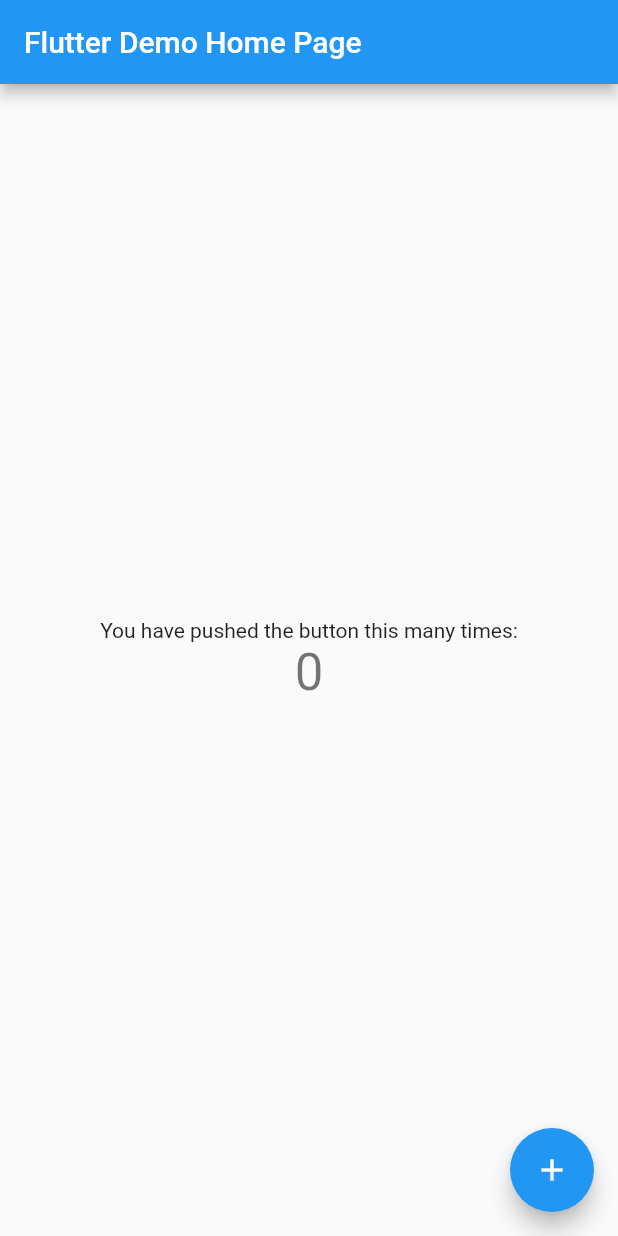
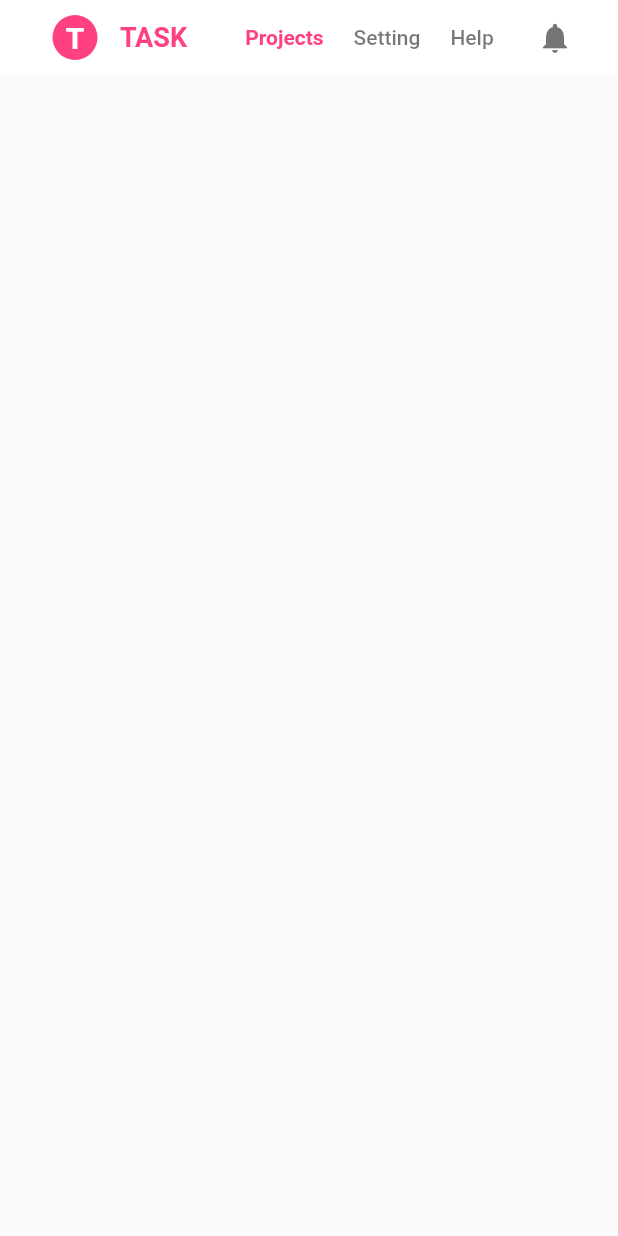
Before and after one commit to Aniketkhote/task-management-flutter, a Flutter app: the screen it shows after launch, on a phone screen of 412 x 824 dp. Run offline on Flutter 3.47's test engine with Material 2 defaults, Android fonts, the phone set to English and light mode, and no system bars.

Commit message:
added navigation

```diff
--- /dev/null
+++ b/lib/constant.dart
@@ -0,0 +1,4 @@
+import 'package:flutter/material.dart';
+
+Color kPink = Colors.pinkAccent;
+Color kGrey = Colors.black54;
--- /dev/null
+++ b/lib/homepage.dart
@@ -0,0 +1,21 @@
+import 'package:flutter/material.dart';
+
+import 'src/components/body.dart';
+import 'src/components/sidebar.dart';
+
+class HomePage extends StatelessWidget {
+  @override
+  Widget build(BuildContext context) {
+    return Scaffold(
+      body: Container(
+        width: MediaQuery.of(context).size.width,
+        child: Column(
+          children: [
+            Sidebar(),
+            Body(),
+          ],
+        ),
+      ),
+    );
+  }
+}
--- a/lib/main.dart
+++ b/lib/main.dart
@@ -1,113 +1,17 @@
 import 'package:flutter/material.dart';
+import 'package:task_management/homepage.dart';
 
 void main() {
   runApp(MyApp());
 }
 
 class MyApp extends StatelessWidget {
-  // This widget is the root of your application.
   @override
   Widget build(BuildContext context) {
     return MaterialApp(
-      title: 'Flutter Demo',
-      theme: ThemeData(
-        // This is the theme of your application.
-        //
-        // Try running your application with "flutter run". You'll see the
-        // application has a blue toolbar. Then, without quitting the app, try
-        // changing the primarySwatch below to Colors.green and then invoke
-        // "hot reload" (press "r" in the console where you ran "flutter run",
-        // or simply save your changes to "hot reload" in a Flutter IDE).
-        // Notice that the counter didn't reset back to zero; the application
-        // is not restarted.
-        primarySwatch: Colors.blue,
-      ),
-      home: MyHomePage(title: 'Flutter Demo Home Page'),
+      debugShowCheckedModeBanner: false,
+      title: 'Task',
+      home: HomePage(),
     );
   }
 }
-
-class MyHomePage extends StatefulWidget {
-  MyHomePage({Key key, this.title}) : super(key: key);
-
-  // This widget is the home page of your application. It is stateful, meaning
-  // that it has a State object (defined below) that contains fields that affect
-  // how it looks.
-
-  // This class is the configuration for the state. It holds the values (in this
-  // case the title) provided by the parent (in this case the App widget) and
-  // used by the build method of the State. Fields in a Widget subclass are
-  // always marked "final".
-
-  final String title;
-
-  @override
-  _MyHomePageState createState() => _MyHomePageState();
-}
-
-class _MyHomePageState extends State<MyHomePage> {
-  int _counter = 0;
-
-  void _incrementCounter() {
-    setState(() {
-      // This call to setState tells the Flutter framework that something has
-      // changed in this State, which causes it to rerun the build method below
-      // so that the display can reflect the updated values. If we changed
-      // _counter without calling setState(), then the build method would not be
-      // called again, and so nothing would appear to happen.
-      _counter++;
-    });
-  }
-
-  @override
-  Widget build(BuildContext context) {
-    // This method is rerun every time setState is called, for instance as done
-    // by the _incrementCounter method above.
-    //
-    // The Flutter framework has been optimized to make rerunning build methods
-    // fast, so that you can just rebuild anything that needs updating rather
-    // than having to individually change instances of widgets.
-    return Scaffold(
-      appBar: AppBar(
-        // Here we take the value from the MyHomePage object that was created by
-        // the App.build method, and use it to set our appbar title.
-        title: Text(widget.title),
-      ),
-      body: Center(
-        // Center is a layout widget. It takes a single child and positions it
-        // in the middle of the parent.
-        child: Column(
-          // Column is also a layout widget. It takes a list of children and
-          // arranges them vertically. By default, it sizes itself to fit its
-          // children horizontally, and tries to be as tall as its parent.
-          //
-          // Invoke "debug painting" (press "p" in the console, choose the
-          // "Toggle Debug Paint" action from the Flutter Inspector in Android
-          // Studio, or the "Toggle Debug Paint" command in Visual Studio Code)
-          // to see the wireframe for each widget.
-          //
-          // Column has various properties to control how it sizes itself and
-          // how it positions its children. Here we use mainAxisAlignment to
-          // center the children vertically; the main axis here is the vertical
-          // axis because Columns are vertical (the cross axis would be
-          // horizontal).
-          mainAxisAlignment: MainAxisAlignment.center,
-          children: <Widget>[
-            Text(
-              'You have pushed the button this many times:',
-            ),
-            Text(
-              '$_counter',
-              style: Theme.of(context).textTheme.headline4,
-            ),
-          ],
-        ),
-      ),
-      floatingActionButton: FloatingActionButton(
-        onPressed: _incrementCounter,
-        tooltip: 'Increment',
-        child: Icon(Icons.add),
-      ), // This trailing comma makes auto-formatting nicer for build methods.
-    );
-  }
-}
--- /dev/null
+++ b/lib/src/components/body.dart
@@ -0,0 +1,8 @@
+import 'package:flutter/material.dart';
+
+class Body extends StatelessWidget {
+  @override
+  Widget build(BuildContext context) {
+    return Container();
+  }
+}
--- /dev/null
+++ b/lib/src/components/sidebar.dart
@@ -0,0 +1,94 @@
+import 'package:flutter/material.dart';
+import 'package:task_management/constant.dart';
+
+class Sidebar extends StatefulWidget {
+  @override
+  _SidebarState createState() => _SidebarState();
+}
+
+class _SidebarState extends State<Sidebar> {
+  int currentIndex = 0;
+  @override
+  Widget build(BuildContext context) {
+    return Container(
+      padding: EdgeInsets.symmetric(horizontal: 30, vertical: 10),
+      color: Colors.white,
+      height: 50,
+      width: MediaQuery.of(context).size.width,
+      child: Row(
+        mainAxisAlignment: MainAxisAlignment.spaceBetween,
+        children: [
+          logo(),
+          menu(),
+          notification(),
+        ],
+      ),
+    );
+  }
+
+  Row logo() {
+    return Row(
+      children: [
+        CircleAvatar(
+          backgroundColor: kPink,
+          child: Text(
+            'T',
+            style: TextStyle(
+              color: Colors.white,
+              fontSize: 20,
+              fontWeight: FontWeight.w700,
+            ),
+          ),
+        ),
+        SizedBox(width: 10),
+        Text(
+          'Task'.toUpperCase(),
+          style: TextStyle(
+            color: kPink,
+            fontSize: 18,
+            fontWeight: FontWeight.w600,
+          ),
+        ),
+        SizedBox(width: 30),
+      ],
+    );
+  }
+
+  Widget menu() {
+    return Row(
+      children: [
+        meniItem(name: 'Projects', index: 0),
+        meniItem(name: 'Setting', index: 1),
+        meniItem(name: 'Help', index: 2),
+      ],
+    );
+  }
+
+  Widget meniItem({String name, int index}) {
+    return InkWell(
+      onTap: () {
+        setState(() {
+          currentIndex = index;
+        });
+      },
+      child: Padding(
+        padding: const EdgeInsets.only(right: 20),
+        child: Text(
+          name,
+          style: TextStyle(
+            color: (currentIndex == index) ? kPink : kGrey,
+            fontWeight:
+                (currentIndex == index) ? FontWeight.w700 : FontWeight.w500,
+          ),
+        ),
+      ),
+    );
+  }
+
+  Widget notification() {
+    return Icon(
+      Icons.notifications,
+      color: kGrey,
+    );
+  }
+}
```
